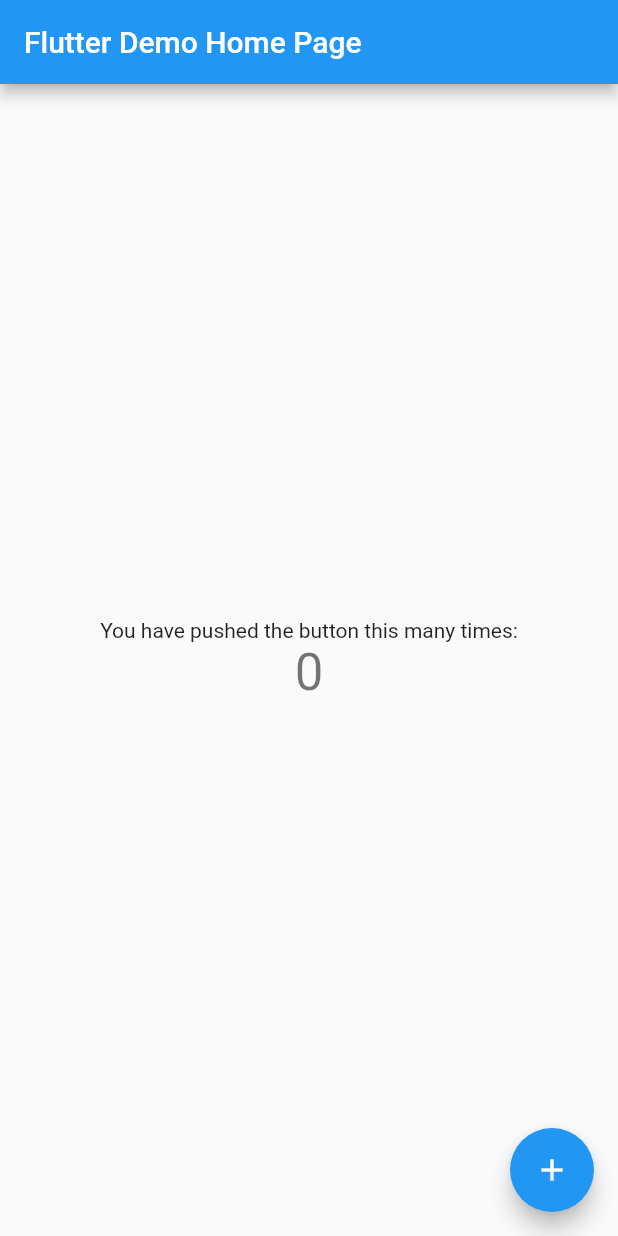
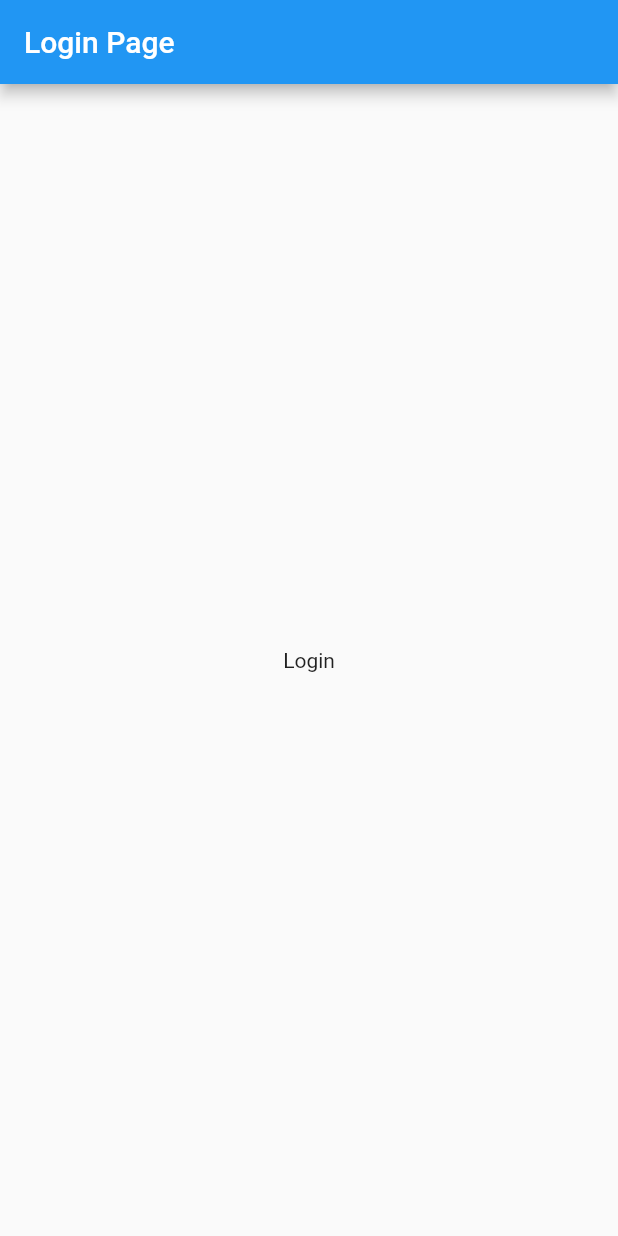
Before and after one commit to khsh90/login-page, a Flutter app: the screen it shows after launch, on a phone screen of 412 x 824 dp. Run offline on Flutter 3.47's test engine with Material 2 defaults, Android fonts, the phone set to English and light mode, and no system bars.

Commit message:
add the login page

```diff
--- a/loginpage/lib/main.dart
+++ b/loginpage/lib/main.dart
@@ -1,115 +1,17 @@
 import 'package:flutter/material.dart';
+import 'package:loginpage/screens/loginpage.dart';
 
-void main() {
-  runApp(const MyApp());
-}
+void main() => runApp(MyApp());
 
 class MyApp extends StatelessWidget {
   const MyApp({Key? key}) : super(key: key);
 
-  // This widget is the root of your application.
   @override
   Widget build(BuildContext context) {
     return MaterialApp(
-      title: 'Flutter Demo',
-      theme: ThemeData(
-        // This is the theme of your application.
-        //
-        // Try running your application with "flutter run". You'll see the
-        // application has a blue toolbar. Then, without quitting the app, try
-        // changing the primarySwatch below to Colors.green and then invoke
-        // "hot reload" (press "r" in the console where you ran "flutter run",
-        // or simply save your changes to "hot reload" in a Flutter IDE).
-        // Notice that the counter didn't reset back to zero; the application
-        // is not restarted.
-        primarySwatch: Colors.blue,
-      ),
-      home: const MyHomePage(title: 'Flutter Demo Home Page'),
+      title: 'Login Page',
+      theme: ThemeData(backgroundColor: Colors.blue),
+      home: LoginPage(),
     );
   }
 }
-
-class MyHomePage extends StatefulWidget {
-  const MyHomePage({Key? key, required this.title}) : super(key: key);
-
-  // This widget is the home page of your application. It is stateful, meaning
-  // that it has a State object (defined below) that contains fields that affect
-  // how it looks.
-
-  // This class is the configuration for the state. It holds the values (in this
-  // case the title) provided by the parent (in this case the App widget) and
-  // used by the build method of the State. Fields in a Widget subclass are
-  // always marked "final".
-
-  final String title;
-
-  @override
-  State<MyHomePage> createState() => _MyHomePageState();
-}
-
-class _MyHomePageState extends State<MyHomePage> {
-  int _counter = 0;
-
-  void _incrementCounter() {
-    setState(() {
-      // This call to setState tells the Flutter framework that something has
-      // changed in this State, which causes it to rerun the build method below
-      // so that the display can reflect the updated values. If we changed
-      // _counter without calling setState(), then the build method would not be
-      // called again, and so nothing would appear to happen.
-      _counter++;
-    });
-  }
-
-  @override
-  Widget build(BuildContext context) {
-    // This method is rerun every time setState is called, for instance as done
-    // by the _incrementCounter method above.
-    //
-    // The Flutter framework has been optimized to make rerunning build methods
-    // fast, so that you can just rebuild anything that needs updating rather
-    // than having to individually change instances of widgets.
-    return Scaffold(
-      appBar: AppBar(
-        // Here we take the value from the MyHomePage object that was created by
-        // the App.build method, and use it to set our appbar title.
-        title: Text(widget.title),
-      ),
-      body: Center(
-        // Center is a layout widget. It takes a single child and positions it
-        // in the middle of the parent.
-        child: Column(
-          // Column is also a layout widget. It takes a list of children and
-          // arranges them vertically. By default, it sizes itself to fit its
-          // children horizontally, and tries to be as tall as its parent.
-          //
-          // Invoke "debug painting" (press "p" in the console, choose the
-          // "Toggle Debug Paint" action from the Flutter Inspector in Android
-          // Studio, or the "Toggle Debug Paint" command in Visual Studio Code)
-          // to see the wireframe for each widget.
-          //
-          // Column has various properties to control how it sizes itself and
-          // how it positions its children. Here we use mainAxisAlignment to
-          // center the children vertically; the main axis here is the vertical
-          // axis because Columns are vertical (the cross axis would be
-          // horizontal).
-          mainAxisAlignment: MainAxisAlignment.center,
-          children: <Widget>[
-            const Text(
-              'You have pushed the button this many times:',
-            ),
-            Text(
-              '$_counter',
-              style: Theme.of(context).textTheme.headline4,
-            ),
-          ],
-        ),
-      ),
-      floatingActionButton: FloatingActionButton(
-        onPressed: _incrementCounter,
-        tooltip: 'Increment',
-        child: const Icon(Icons.add),
-      ), // This trailing comma makes auto-formatting nicer for build methods.
-    );
-  }
-}
--- /dev/null
+++ b/loginpage/lib/screens/loginpage.dart
@@ -0,0 +1,17 @@
+import 'package:flutter/material.dart';
+
+class LoginPage extends StatelessWidget {
+  const LoginPage({Key? key}) : super(key: key);
+
+  @override
+  Widget build(BuildContext context) {
+    return Scaffold(
+      appBar: AppBar(
+        title: Text('Login Page'),
+      ),
+      body: Center(
+        child: Text('Login'),
+      ),
+    );
+  }
+}
```
